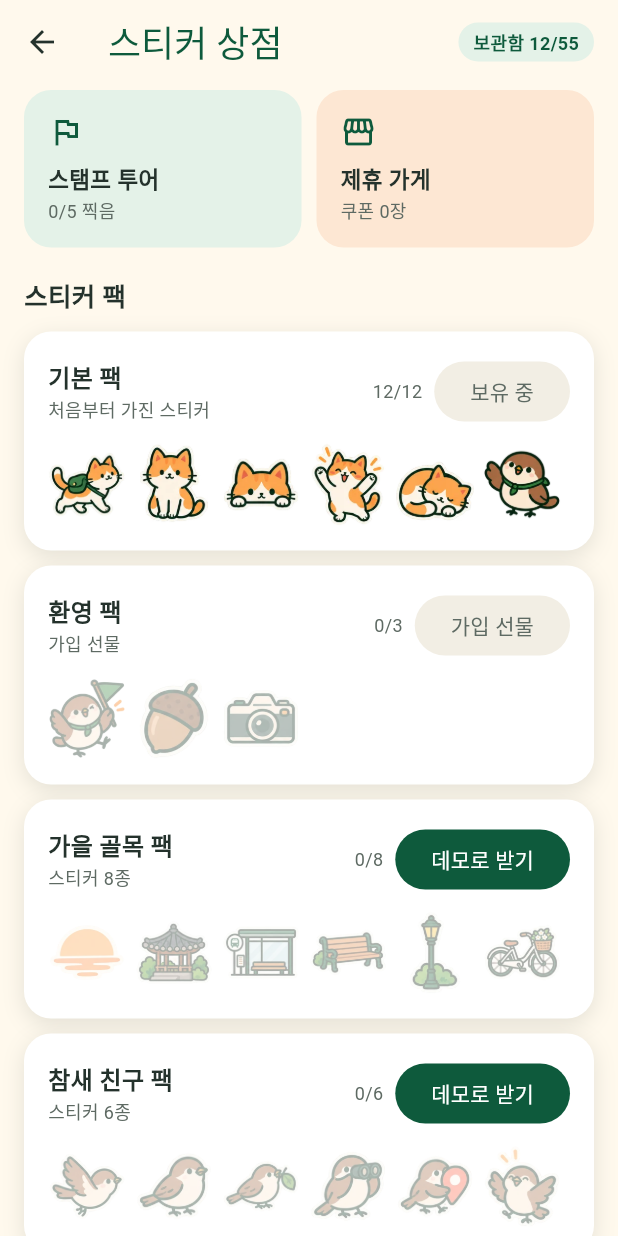
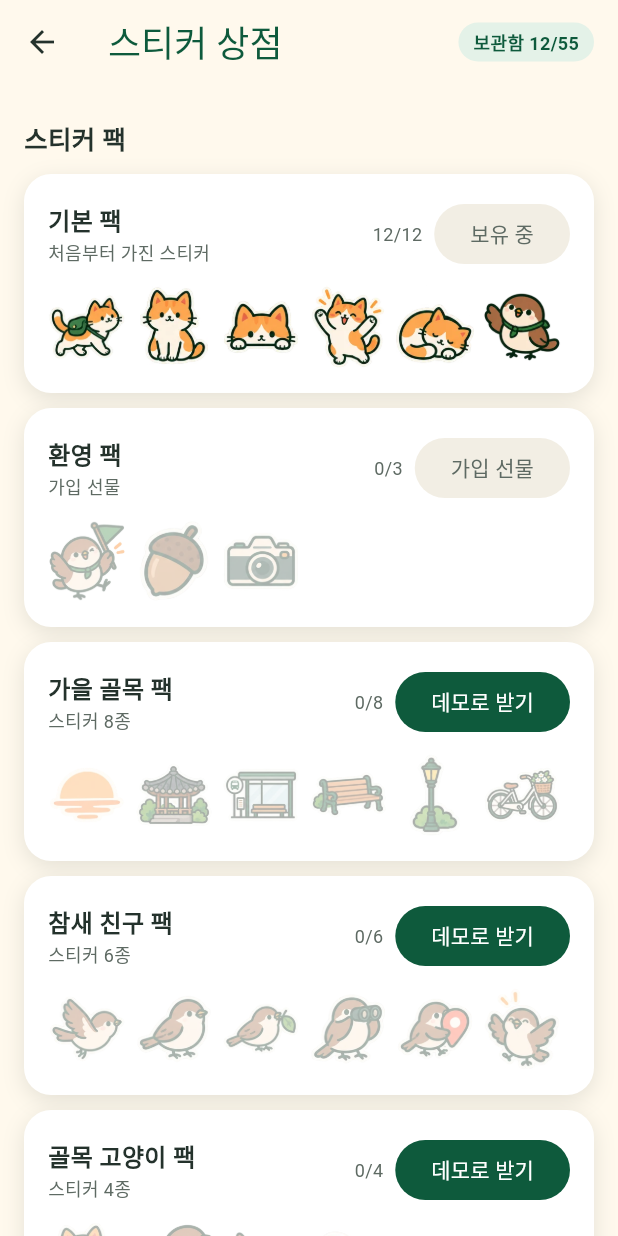
Before and after one commit to Ryu-Ji-Whan/golmok_flutter, a Flutter app: the ShopTab screen opened directly, on a phone screen of 412 x 824 dp. Run offline on Flutter 3.47's test engine with Material 3 defaults, Android fonts, the phone set to English and light mode, and no system bars; our stand-ins replace geolocator, image_picker, sqflite, supabase_flutter, webview_flutter; accounts and stored records are empty; Roboto replaces fonts that are missing (Jua); project files that could hold a hidden picture were left out.

Commit message:
데모 스탬프 투어·제휴 가게·쿠폰 화면 빼기
- 상점 탭의 스탬프 투어·제휴 가게 입구, 프로필의 내 쿠폰, 화면 파일 2개 삭제
- 데모 장소·가게 데이터와 스탬프 투어 보상 팩 삭제
- 지도는 내 스티커 기록만 표시 (예전 쿠폰·스탬프 데이터는 DB에 그대로 둠)

Co-Authored-By: Claude Opus 5.5 <noreply@anthropic.com>

```diff
--- a/lib/data/content.dart
+++ b/lib/data/content.dart
@@ -36,7 +36,6 @@ const packs = [
   Pack('sparrow', '참새 친구 팩', '스티커 6종', PackKind.paid, ['a05', 'a06', 'a07', 'a08', 'a09', 'a10']),
   Pack('cats', '골목 고양이 팩', '스티커 4종', PackKind.paid, ['a03', 'c02', 'c03', 'c05']),
   Pack('leader', '동네 대장 한정', '리더보드 3위 안 보상', PackKind.reward, ['b11', 'b12'], howToGet: '동네 리더보드 3위 안에 들기'),
-  Pack('campaign', '스탬프 투어 한정', '캠페인 완주 보상', PackKind.reward, ['c14', 'c04'], howToGet: '동네 스탬프 투어 5곳 완주'),
 ];
 
 final starterStickers = packs[0].stickers;
@@ -49,38 +48,3 @@ const areas = [
 
 /// 쓸 수 없는 닉네임 (운영용 이름)
 const takenNicknames = ['골목대장', '관리자', '운영자', 'admin'];
-
-class CampaignSpot {
-  const CampaignSpot(this.id, this.name, this.north, this.east);
-  final String id, name;
-  final double north, east; // 집(처음 위치) 기준 북쪽·동쪽 미터
-}
-
-class Campaign {
-  static const id = 'autumn-tour';
-  static const title = '가을 골목 스탬프 투어';
-  static const organizer = 'OO구청 × 골목대장 (데모)';
-  static const radiusM = 40.0;
-  static const reward = '스탬프 투어 한정 스티커 + 동네 가게 쿠폰';
-  static const spots = [
-    CampaignSpot('s1', '느티나무 쉼터', 120, 80),
-    CampaignSpot('s2', '벽화 골목 계단', -150, 200),
-    CampaignSpot('s3', '고양이 벤치', 250, -100),
-    CampaignSpot('s4', '징검다리', -80, -220),
-    CampaignSpot('s5', '노을 언덕', 320, 260),
-  ];
-}
-
-class Store {
-  const Store(this.id, this.name, this.category, this.sticker, this.north, this.east, this.benefit, {this.isNew = false});
-  final String id, name, category, sticker, benefit;
-  final double north, east;
-  final bool isNew;
-}
-
-const stores = [
-  Store('cafe', '골목 끝 카페', '카페', 'b00', 60, 140, '방문 인증 시 음료 할인 쿠폰 (데모)'),
-  Store('books', '작은 골목 책방', '책방', 'b02', -110, 60, '책 구매 시 한정 책갈피 (데모)', isNew: true),
-  Store('flower', '들꽃 한 다발', '꽃집', 'b03', 180, -150, '꽃 한 송이 덤 (데모)'),
-  Store('bakery', '아침 빵집', '빵집', 'b01', -200, -60, '오전 방문 시 빵 1개 덤 (데모)', isNew: true),
-];
--- a/lib/screens/mymap.dart
+++ b/lib/screens/mymap.dart
@@ -26,7 +26,7 @@ class _MyMapTabState extends State<MyMapTab> {
     final s = StoreScope.read(context);
     await _map.setExplored(s.explored);
     await _map.setOldPaths([for (final w in s.walks) w.path]);
-    await _map.setMarks(buildMarks(s, extras: false));
+    await _map.setMarks(buildMarks(s));
     await _map.setMe(s.center);
   }
 
--- a/lib/screens/onboarding.dart
+++ b/lib/screens/onboarding.dart
@@ -19,7 +19,7 @@ class _OnboardingScreenState extends State<OnboardingScreen> {
   static const _slides = [
     ('a00', '걸은 골목이\n지도로 남아요', '산책할수록 안개가 걷히고\n내 동네 지도가 밝아져요'),
     ('a18', '마음에 드는 곳엔\n스티커를 붙여요', '고양이 벤치, 골목 책방…\n나만의 장소를 기록해요'),
-    ('a04', '이웃과 함께\n골목대장이 돼요', '스탬프 투어와 동네 리더보드로\n걷는 재미가 두 배'),
+    ('a04', '이웃과 함께\n골목대장이 돼요', '골목 피드와 동네 리더보드로\n걷는 재미가 두 배'),
   ];
 
   @override
--- a/lib/screens/profile.dart
+++ b/lib/screens/profile.dart
@@ -7,7 +7,6 @@ import '../data/stickers.dart';
 import '../data/store.dart';
 import '../theme.dart';
 import '../widgets/ui.dart';
-import 'stores.dart';
 
 /// 부록 · 프로필·설정 (로그아웃·초기화)
 class ProfileScreen extends StatelessWidget {
@@ -102,15 +101,6 @@ class ProfileScreen extends StatelessWidget {
           ]),
         ),
         const SizedBox(height: 12),
-        CardBox(
-          padding: EdgeInsets.zero,
-          child: ListTile(
-            leading: const Icon(Icons.confirmation_number_outlined, color: C.leaf),
-            title: const Text('내 쿠폰'),
-            trailing: Text('${s.coupons.where((c) => c.usedAt == null).length}장  ›', style: const TextStyle(color: C.muted)),
-            onTap: () => Navigator.of(context).push(MaterialPageRoute(builder: (_) => const StoresScreen())),
-          ),
-        ),
         const SizedBox(height: 14),
         Container(
           padding: const EdgeInsets.all(14),
--- a/lib/screens/shop.dart
+++ b/lib/screens/shop.dart
@@ -5,8 +5,6 @@ import '../data/stickers.dart';
 import '../data/store.dart';
 import '../theme.dart';
 import '../widgets/ui.dart';
-import 'campaign.dart';
-import 'stores.dart';
 
 /// ⑥ 스티커 상점
 class ShopTab extends StatelessWidget {
@@ -21,27 +19,6 @@ class ShopTab extends StatelessWidget {
         actions: [Padding(padding: const EdgeInsets.only(right: 16), child: Pill('보관함 ${s.owned.length}/${stickers.length}'))],
       ),
       body: ListView(padding: const EdgeInsets.fromLTRB(16, 4, 16, 24), children: [
-        Row(children: [
-          Expanded(
-            child: _Entry(
-              icon: Icons.flag_outlined,
-              title: '스탬프 투어',
-              sub: '${s.stamps.length}/${Campaign.spots.length} 찍음',
-              color: C.mint,
-              onTap: () => Navigator.of(context).push(MaterialPageRoute(builder: (_) => const CampaignScreen())),
-            ),
-          ),
-          const SizedBox(width: 10),
-          Expanded(
-            child: _Entry(
-              icon: Icons.storefront_outlined,
-              title: '제휴 가게',
-              sub: '쿠폰 ${s.coupons.where((c) => c.usedAt == null).length}장',
-              color: C.peach,
-              onTap: () => Navigator.of(context).push(MaterialPageRoute(builder: (_) => const StoresScreen())),
-            ),
-          ),
-        ]),
         const SectionTitle('스티커 팩'),
         for (final p in packs) _PackCard(pack: p),
         const SizedBox(height: 8),
@@ -49,27 +26,6 @@ class ShopTab extends StatelessWidget {
       ]),
     );
   }
-}
-
-class _Entry extends StatelessWidget {
-  const _Entry({required this.icon, required this.title, required this.sub, required this.color, required this.onTap});
-  final IconData icon;
-  final String title, sub;
-  final Color color;
-  final VoidCallback onTap;
-
-  @override
-  Widget build(BuildContext context) => CardBox(
-        color: color,
-        shadow: false,
-        onTap: onTap,
-        child: Column(crossAxisAlignment: CrossAxisAlignment.start, children: [
-          Icon(icon, color: C.forest),
-          const SizedBox(height: 8),
-          Text(title, style: const TextStyle(fontSize: 15, fontWeight: FontWeight.w700)),
-          Text(sub, style: const TextStyle(fontSize: 12, color: C.muted)),
-        ]),
-      );
 }
 
 class _PackCard extends StatelessWidget {
@@ -99,10 +55,8 @@ class _PackCard extends StatelessWidget {
               };
       case PackKind.reward:
         // 동네 대장 보상은 실제 이웃 순위를 아는 "동네" 탭에서 받는다
-        final ok = pack.id == 'campaign' && s.campaignDone;
-        final claimed = s.rewards.contains(pack.id);
-        label = claimed ? '받음' : ok ? '보상 받기' : pack.id == 'leader' ? '동네 탭에서 받기' : '조건 미달성';
-        action = ok && !claimed ? () => s.claimReward(pack.id, pack.stickers) : null;
+        label = s.rewards.contains(pack.id) ? '받음' : '동네 탭에서 받기';
+        action = null;
     }
     return Padding(
       padding: const EdgeInsets.only(bottom: 10),
```
Also changed, not shown: lib/data/store.dart (+1 -38 lines), lib/screens/campaign.dart (deleted, +0 -113 lines), lib/screens/stores.dart (deleted, +0 -113 lines), lib/screens/walk.dart (+3 -17 lines), 1 other file.
